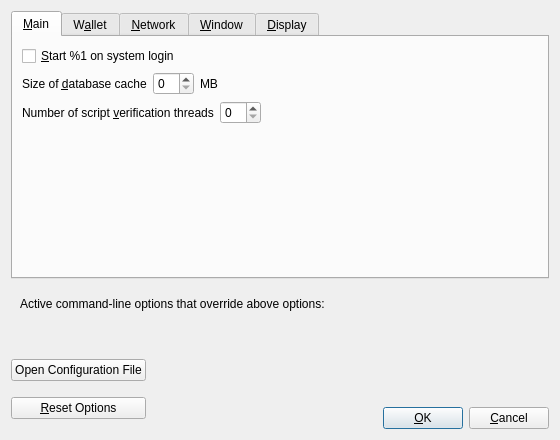
Before: the Qt Designer form src/qt/forms/optionsdialog.ui in yangcoin/litecoin, drawn with Qt 5.
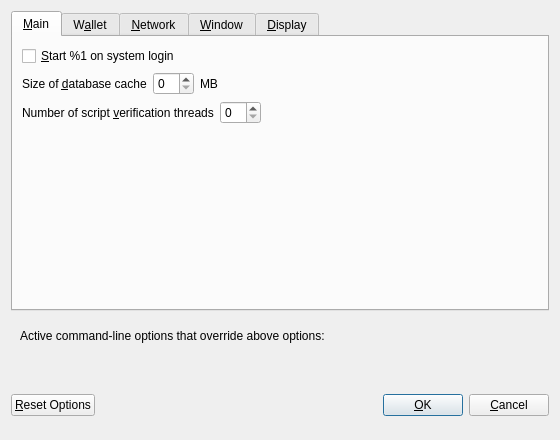
After: the same form once the commit is applied. Custom widgets are drawn as their Qt base class.

Patch:
```diff
--- a/src/qt/forms/optionsdialog.ui
+++ b/src/qt/forms/optionsdialog.ui
@@ -692,21 +692,6 @@
    <item>
     <layout class="QHBoxLayout" name="horizontalLayout_Buttons">
      <item>
-      <layout class="QVBoxLayout" name="verticalLayout_Buttons">
-       <item>
-        <widget class="QPushButton" name="openBitcoinConfButton">
-         <property name="toolTip">
-          <string>Open the %1 configuration file from the working directory.</string>
-         </property>
-         <property name="text">
-          <string>Open Configuration File</string>
-         </property>
-         <property name="autoDefault">
-          <bool>false</bool>
-         </property>
-        </widget>
-       </item>
-       <item>
         <widget class="QPushButton" name="resetButton">
          <property name="toolTip">
           <string>Reset all client options to default.</string>
@@ -719,8 +704,6 @@
          </property>
         </widget>
        </item>
-      </layout>
-     </item>
      <item>
       <spacer name="horizontalSpacer_1">
        <property name="orientation">
@@ -773,23 +756,6 @@
       </spacer>
      </item>
      <item>
-      <layout class="QVBoxLayout" name="verticalLayout_4">
-       <item>
-        <spacer name="verticalSpacer">
-         <property name="orientation">
-          <enum>Qt::Vertical</enum>
-         </property>
-         <property name="sizeHint" stdset="0">
-          <size>
-           <width>20</width>
-           <height>40</height>
-          </size>
-         </property>
-        </spacer>
-       </item>
-       <item>
-        <layout class="QHBoxLayout" name="horizontalLayout">
-         <item>
           <widget class="QPushButton" name="okButton">
            <property name="text">
             <string>&amp;OK</string>
@@ -811,10 +777,6 @@
             <bool>false</bool>
            </property>
           </widget>
-         </item>
-        </layout>
-       </item>
-      </layout>
      </item>
     </layout>
    </item>
```
Left out of the diff: 6 changed lines with no effect on the pictures. Lines whose indentation alone changed are shown as unchanged.
